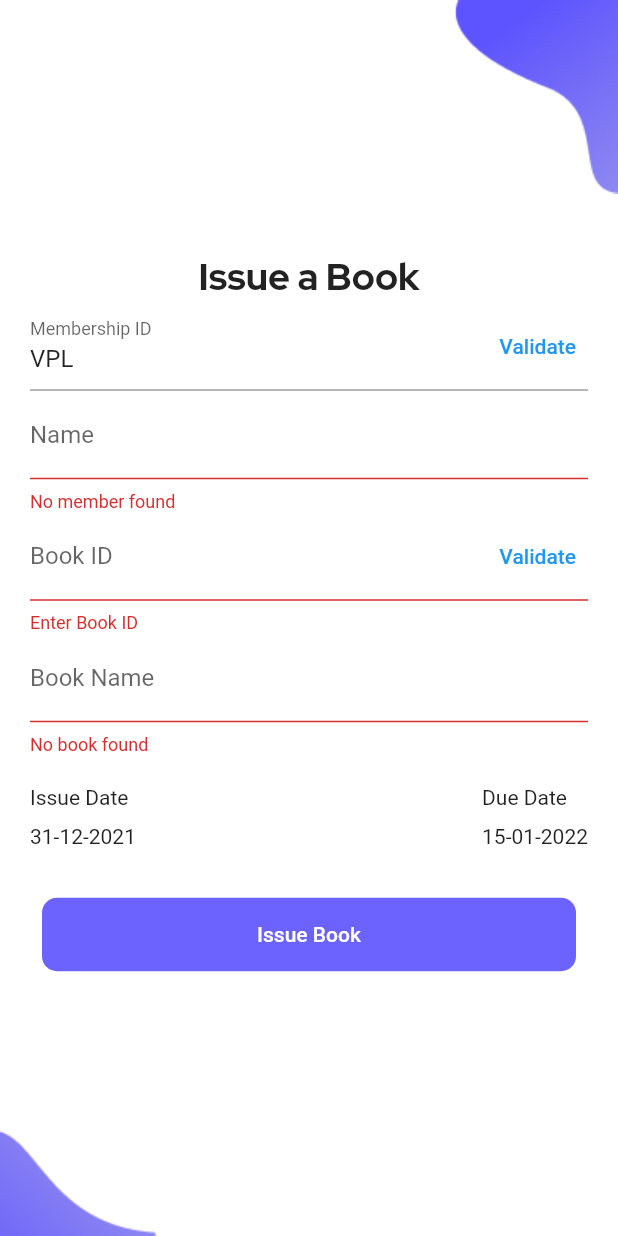
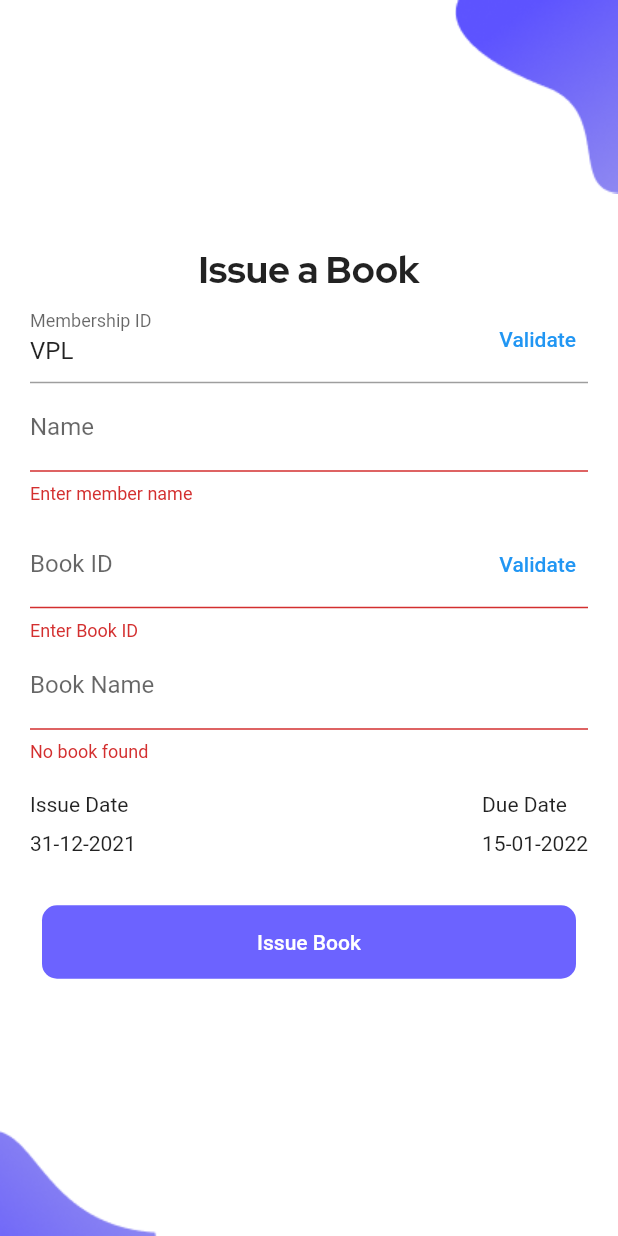
Before and after one commit to smidhunkks/Libman, a Flutter app: the Issuebook screen opened directly, after a tap on "Issue Book", on a phone screen of 412 x 824 dp. Run offline on Flutter 3.47's test engine with Material 2 defaults, Android fonts, the phone set to English and light mode, and no system bars; our stand-ins replace cloud_firestore, firebase_auth, firebase_core; accounts and stored records are empty.

Commit message:
duplication issues  fixed

```diff
--- a/lib/screens/tabs/inventory_fn/issuebook.dart
+++ b/lib/screens/tabs/inventory_fn/issuebook.dart
@@ -21,7 +21,7 @@ class _IssuebookState extends State<Issuebook> {
   final _issueformKey = GlobalKey<FormState>();
 
   final DateFormat formatter = DateFormat('dd-MM-yyyy');
-  int _counter = 0;
+  int issue_counter = 0;
 
   DateTime _selectedDate = DateTime.now();
   DateTime fromDate =
@@ -104,12 +104,23 @@ class _IssuebookState extends State<Issuebook> {
                                 .collection('member')
                                 .doc(mem_id.text.toUpperCase())
                                 .get();
+                            final tempissuecount = await FirebaseFirestore
+                                .instance
+                                .collection('issue')
+                                .where('memId',
+                                    isEqualTo: mem_id.text.toUpperCase())
+                                .get();
 
+                            //print("issue count ${tempissuecount.docs.length}");
                             if (memdetail.exists) {
                               setState(() {
                                 name.text = memdetail['name'];
+                                issue_counter = tempissuecount.docs.length;
                               });
                             } else {
+                              setState(() {
+                                issue_counter = 0;
+                              });
                               final snackbar = SnackBar(
                                 content: const Text("No User Found"),
                                 action: SnackBarAction(
@@ -131,7 +142,7 @@ class _IssuebookState extends State<Issuebook> {
                     controller: name,
                     validator: (value) {
                       if (value!.isEmpty) {
-                        return "No member found";
+                        return "Enter member name";
                       }
                     },
                     readOnly: true,
@@ -140,6 +151,21 @@ class _IssuebookState extends State<Issuebook> {
                       hintText: "Name",
                     ),
                   ),
+                  const SizedBox(
+                    height: 10,
+                  ),
+                  Visibility(
+                      visible: issue_counter != 0,
+                      child: Align(
+                        alignment: Alignment.centerLeft,
+                        child: Text(
+                          "Active Issues : $issue_counter",
+                          style: kcardtext.copyWith(
+                              color: Colors.redAccent,
+                              fontWeight: FontWeight.bold),
+                        ),
+                      )),
+
                   TextFormField(
                     controller: _bookid,
                     validator: (value) {
@@ -316,7 +342,7 @@ class _IssuebookState extends State<Issuebook> {
                             if (value == true) {
                               _bookid.clear();
                               _bookname.clear();
-                              mem_id.clear();
+                              mem_id.text = "VPL";
                               name.clear();
                               final snackbar = SnackBar(
                                 backgroundColor: Colors.greenAccent,
```
Also changed, not shown: lib/screens/tabs/inventory_fn/stock_register.dart (+1 -17 lines).
